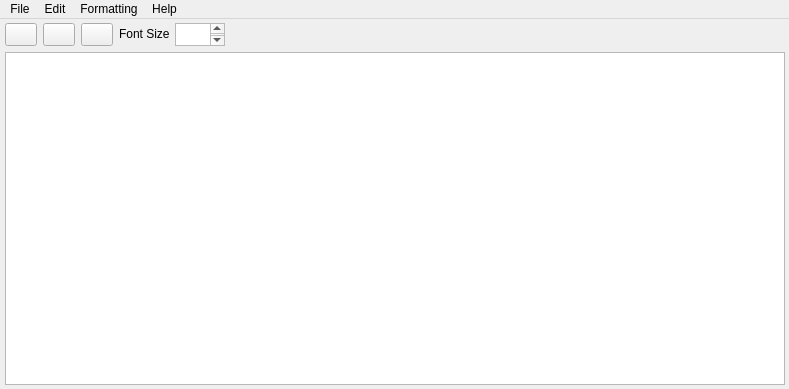
Before: the Qt Designer form mainwindow.ui in eJuke/RagaEditor, drawn with Qt 5.
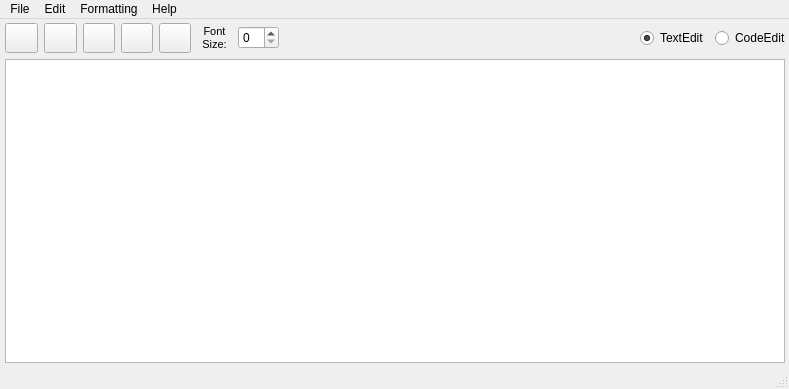
After: the same form once the commit is applied. Icons and pictures are not drawn.

Commit message: add radio's

```diff
--- a/mainwindow.ui
+++ b/mainwindow.ui
@@ -45,12 +45,76 @@
        <enum>QLayout::SetDefaultConstraint</enum>
       </property>
       <item>
-       <layout class="QHBoxLayout" name="horizontalLayout_2" stretch="1,1,1,1,1">
+       <layout class="QHBoxLayout" name="horizontalLayout_2" stretch="0,0,1,1,1,1,0,0,0">
         <property name="sizeConstraint">
          <enum>QLayout::SetMinAndMaxSize</enum>
         </property>
+        <item>
+         <widget class="QPushButton" name="butUndo">
+          <property name="maximumSize">
+           <size>
+            <width>33</width>
+            <height>33</height>
+           </size>
+          </property>
+          <property name="statusTip">
+           <string>Undo/Назад/Ctrl+Z </string>
+          </property>
+          <property name="whatsThis">
+           <string>&lt;html&gt;&lt;head/&gt;&lt;body&gt;&lt;p&gt;&lt;br/&gt;&lt;/p&gt;&lt;/body&gt;&lt;/html&gt;</string>
+          </property>
+          <property name="text">
+           <string/>
+          </property>
+          <property name="icon">
+           <iconset resource="resources/icons.qrc">
+            <normaloff>:/icons/Undo.ico</normaloff>:/icons/Undo.ico</iconset>
+          </property>
+          <property name="iconSize">
+           <size>
+            <width>27</width>
+            <height>27</height>
+           </size>
+          </property>
+          <property name="shortcut">
+           <string>Ctrl+Z</string>
+          </property>
+         </widget>
+        </item>
+        <item>
+         <widget class="QPushButton" name="butRedo">
+          <property name="maximumSize">
+           <size>
+            <width>33</width>
+            <height>33</height>
+           </size>
+          </property>
+          <property name="statusTip">
+           <string>Redo/Вперед/Ctrl+Y</string>
+          </property>
+          <property name="text">
+           <string/>
+          </property>
+          <property name="icon">
+           <iconset resource="resources/icons.qrc">
+            <normaloff>:/icons/Redo.ico</normaloff>:/icons/Redo.ico</iconset>
+          </property>
+          <property name="iconSize">
+           <size>
+            <width>27</width>
+            <height>27</height>
+           </size>
+          </property>
+          <property name="shortcut">
+           <string>Ctrl+Y</string>
+          </property>
+         </widget>
+        </item>
         <item>
          <widget class="QPushButton" name="butBold">
+          <property name="enabled">
+           <bool>true</bool>
+          </property>
           <property name="maximumSize">
            <size>
             <width>32</width>
@@ -143,22 +207,61 @@
          <widget class="QLabel" name="label">
           <property name="maximumSize">
            <size>
-            <width>50</width>
-            <height>23</height>
+            <width>35</width>
+            <height>32</height>
            </size>
           </property>
+          <property name="font">
+           <font>
+            <weight>75</weight>
+            <bold>true</bold>
+           </font>
+          </property>
           <property name="text">
-           <string>Font Size:</string>
+           <string>&lt;!DOCTYPE HTML PUBLIC &quot;-//W3C//DTD HTML 4.0//EN&quot; &quot;http://www.w3.org/TR/REC-html40/strict.dtd&quot;&gt;
+&lt;html&gt;&lt;head&gt;&lt;meta name=&quot;qrichtext&quot; content=&quot;1&quot; /&gt;&lt;style type=&quot;text/css&quot;&gt;
+p, li { white-space: pre-wrap; }
+&lt;/style&gt;&lt;/head&gt;&lt;body style=&quot; font-family:'MS Shell Dlg 2'; font-size:8pt; font-weight:400; font-style:normal;&quot;&gt;
+&lt;p align=&quot;center&quot; style=&quot; margin-top:0px; margin-bottom:0px; margin-left:0px; margin-right:0px; -qt-block-indent:0; text-indent:0px;&quot;&gt;Font&lt;/p&gt;
+&lt;p align=&quot;center&quot; style=&quot; margin-top:0px; margin-bottom:0px; margin-left:0px; margin-right:0px; -qt-block-indent:0; text-indent:0px;&quot;&gt;Size:&lt;/p&gt;&lt;/body&gt;&lt;/html&gt;</string>
           </property>
          </widget>
         </item>
         <item alignment="Qt::AlignLeft">
-         <widget class="QPlainTextEdit" name="plainTextEdit">
+         <widget class="QSpinBox" name="fontSize"/>
+        </item>
+        <item alignment="Qt::AlignRight">
+         <widget class="QRadioButton" name="radioButton_2">
           <property name="maximumSize">
            <size>
-            <width>50</width>
-            <height>23</height>
+            <width>70</width>
+            <height>32</height>
            </size>
+          </property>
+          <property name="statusTip">
+           <string>Check this mode for text editing/Enabled: Style Buttons/Disabled: Syntax Check</string>
+          </property>
+          <property name="text">
+           <string>TextEdit</string>
+          </property>
+          <property name="checked">
+           <bool>true</bool>
+          </property>
+         </widget>
+        </item>
+        <item>
+         <widget class="QRadioButton" name="radioButton">
+          <property name="maximumSize">
+           <size>
+            <width>70</width>
+            <height>32</height>
+           </size>
+          </property>
+          <property name="statusTip">
+           <string>Check this mode for code editing/Enabled: Syntax Check/Disabled: Style Buttons</string>
+          </property>
+          <property name="text">
+           <string>CodeEdit</string>
           </property>
          </widget>
         </item>
@@ -213,6 +316,7 @@
    <addaction name="menuLanguage"/>
    <addaction name="menuHelp"/>
   </widget>
+  <widget class="QStatusBar" name="statusBar"/>
   <action name="actionNew">
    <property name="text">
     <string>New</string>
```
Left out of the diff: 39 changed lines with no effect on the pictures. The commit also changes 4 other files.
